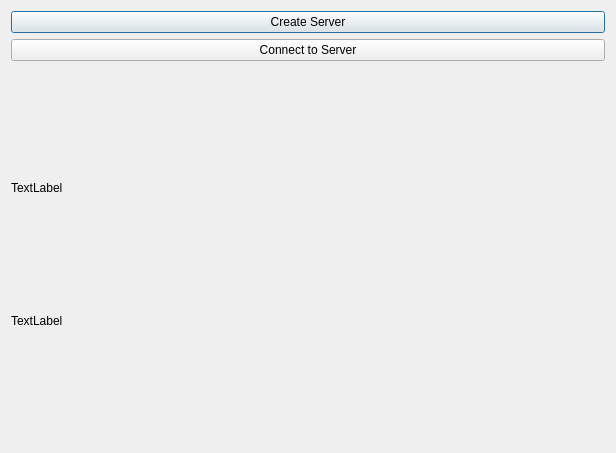
yiwenlu66/QGomoku, file dialog.ui: the form before one commit.
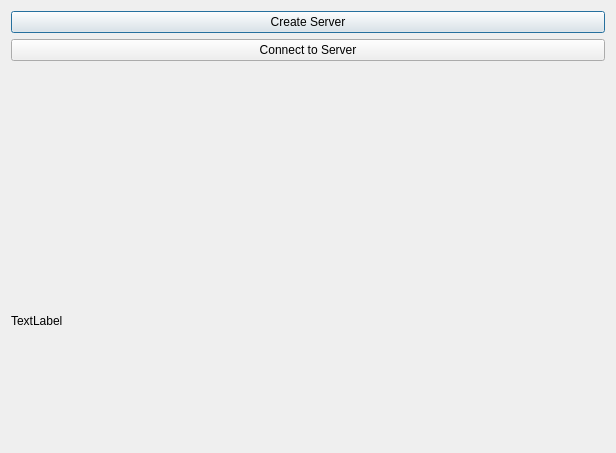
The form after the commit.

Commit message: add slots in main dialog for established connections

What changed in the file:
```diff
--- a/dialog.ui
+++ b/dialog.ui
@@ -52,7 +52,7 @@
      <item>
       <widget class="QLabel" name="label_role">
        <property name="text">
-        <string>TextLabel</string>
+        <string/>
        </property>
       </widget>
      </item>
```
The commit also changes 2 other files.
